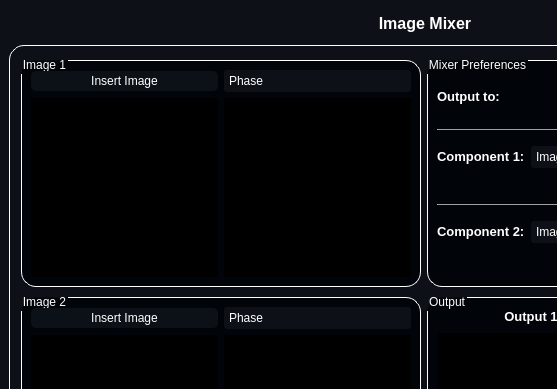
Above: resources/MainWindow.ui from Zeyad-Alo/Image_Phase_Magnitude_Mixer before the change; both pictures show x 0 to 557 and y 0 to 389 of the 850 by 566 pixel window. Below: the same form after it.
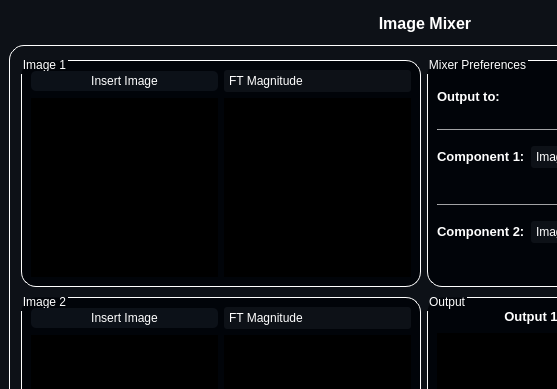
That is the form after the change. Icons and pictures are not drawn.

The edit to the form file:
```diff
--- a/resources/MainWindow.ui
+++ b/resources/MainWindow.ui
@@ -106,7 +106,7 @@
                 </property>
                 <item>
                  <property name="text">
-                  <string>Phase</string>
+                  <string>FT Magnitude</string>
                  </property>
                 </item>
                 <item>
@@ -264,7 +264,7 @@
                 </property>
                 <item>
                  <property name="text">
-                  <string>Phase</string>
+                  <string>FT Magnitude</string>
                  </property>
                 </item>
                 <item>
```
Left out of the diff: 42 changed lines with no effect on the pictures.
